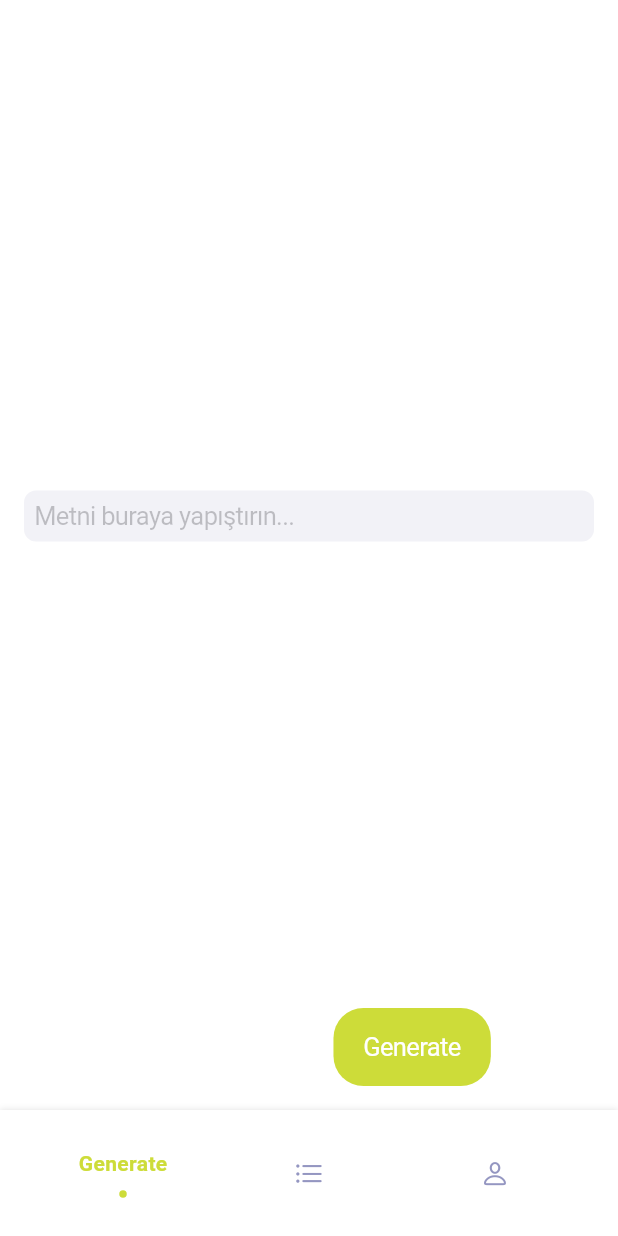
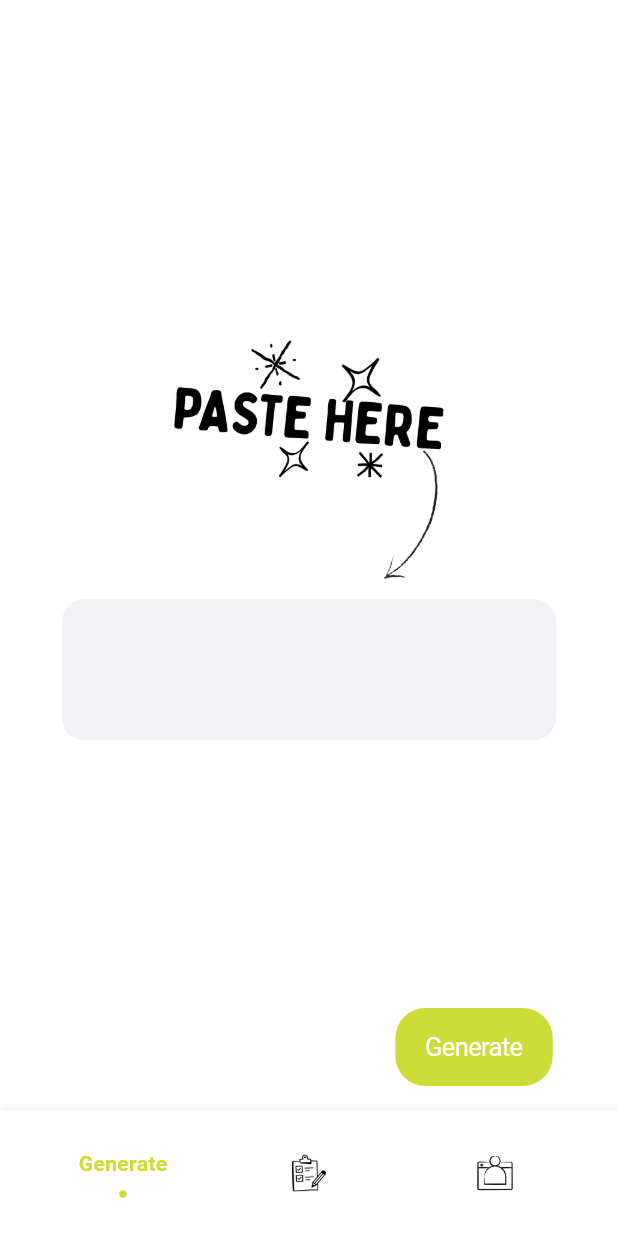
Before and after one commit to kardelenkeles/ui-quiz, a Flutter app: the QuizGeneratorScreen screen opened directly, on a phone screen of 412 x 824 dp. Run offline on Flutter 3.47's test engine with Material 3 defaults, Android fonts, the phone set to English and light mode, and no system bars; drawn by our look-alikes of flashy_tab_bar2; our stand-ins replace cloud_firestore, firebase_auth, firebase_core, flutter_dotenv, google_sign_in; accounts and stored records are empty.

```diff
--- a/lib/main.dart
+++ b/lib/main.dart
@@ -4,6 +4,7 @@ import 'package:provider/provider.dart';
 import 'package:ui_quiz/config/app_config.dart';
 import 'package:ui_quiz/firebase_options.dart';
 import 'package:ui_quiz/screens/quiz_generator.dart';
+import 'package:ui_quiz/screens/quiz_play.dart';
 import 'providers/quiz_provider.dart';
 import 'providers/auth_provider.dart';
 
@@ -32,7 +33,7 @@ class MyApp extends StatelessWidget {
               scaffoldBackgroundColor: Colors.white,
               canvasColor: Colors.white,
             ),
-            home: QuizGeneratorScreen(),
+            home: QuizPlayScreen(),
           );
         },
       ),
--- a/lib/screens/quiz_generator.dart
+++ b/lib/screens/quiz_generator.dart
@@ -3,6 +3,7 @@ import 'package:flutter/cupertino.dart';
 import 'package:flutter/material.dart';
 import 'package:ui_quiz/screens/home_screen.dart';
 import 'package:ui_quiz/screens/profile_screen.dart';
+import 'package:ui_quiz/screens/quiz_play.dart';
 
 class QuizGeneratorScreen extends StatefulWidget {
   const QuizGeneratorScreen({super.key});
@@ -30,18 +31,22 @@ class _QuizGeneratorScreenState extends State<QuizGeneratorScreen> {
         onItemSelected: (index) => setState(() => _selectedIndex = index),
         items: [
           FlashyTabBarItem(
-            icon: const Icon(CupertinoIcons.sparkles),
+            icon: Image.asset('asset/icon/magic.png', width: 30, height: 30),
             title: const Text('Generate'),
             activeColor: Colors.lime,
           ),
           FlashyTabBarItem(
-            icon: const Icon(CupertinoIcons.list_bullet),
-            title: const Text('Liste'),
+            icon: Image.asset(
+              'asset/icon/checklist.png',
+              width: 26,
+              height: 26,
+            ),
+            title: const Text('Saved'),
             activeColor: Colors.lime,
           ),
           FlashyTabBarItem(
-            icon: const Icon(CupertinoIcons.person),
-            title: const Text('Profil'),
+            icon: Image.asset('asset/icon/account.png', width: 28, height: 28),
+            title: const Text('Profile'),
             activeColor: Colors.lime,
           ),
         ],
@@ -71,6 +76,10 @@ class _QuizGeneratorContentState extends State<QuizGeneratorContent> {
       _showAlert('Uyarı', 'Lütfen en az 30 karakter girin');
       return;
     }
+
+    Navigator.of(
+      context,
+    ).push(CupertinoPageRoute(builder: (context) => const QuizPlayScreen()));
   }
 
   void _showAlert(String title, String message) {
@@ -101,21 +110,36 @@ class _QuizGeneratorContentState extends State<QuizGeneratorContent> {
           children: [
             Expanded(
               child: Align(
-                alignment: Alignment.center,
-                child: CupertinoTextField(
-                  controller: _textController,
-                  maxLines: null,
-                  placeholder: 'Metni buraya yapıştırın...',
-                  decoration: BoxDecoration(
-                    color: CupertinoColors.systemGrey6,
-                    borderRadius: BorderRadius.circular(8),
+                child: SizedBox(
+                  width: MediaQuery.of(context).size.width * 0.8,
+                  child: Column(
+                    mainAxisAlignment: MainAxisAlignment.center,
+                    children: [
+                      Image.asset(
+                        'asset/icon/pastehere.png',
+                        width: 200,
+                        height: 200,
+                      ),
+                      const SizedBox(height: 5),
+                      CupertinoTextField(
+                        controller: _textController,
+                        maxLines: 10,
+                        expands: false,
+                        minLines: 4,
+                        decoration: BoxDecoration(
+                          color: CupertinoColors.systemGrey6,
+                          borderRadius: BorderRadius.circular(15),
+                        ),
+                        scrollController: ScrollController(),
+                      ),
+                    ],
                   ),
                 ),
               ),
             ),
 
             Align(
-              alignment: const Alignment(0.5, 0.8),
+              alignment: const Alignment(0.8, 0.2),
               child: CupertinoButton.filled(
                 onPressed: _generateQuiz,
                 borderRadius: BorderRadius.circular(20),
--- a/pubspec.yaml
+++ b/pubspec.yaml
@@ -80,6 +80,10 @@ flutter:
   # To add assets to your application, add an assets section, like this:
   assets:
     - .env
+    - asset/icon/magic.png
+    - asset/icon/checklist.png
+    - asset/icon/account.png
+    - asset/icon/pastehere.png
   #   - images/a_dot_burr.jpeg
   #   - images/a_dot_ham.jpeg
 
```
Also changed, not shown: lib/screens/quiz_play.dart (+134 -61 lines), asset/icon/account.png (added), asset/icon/checklist.png (added), asset/icon/magic.png (added), asset/icon/pastehere.png (added), pubspec.lock.
